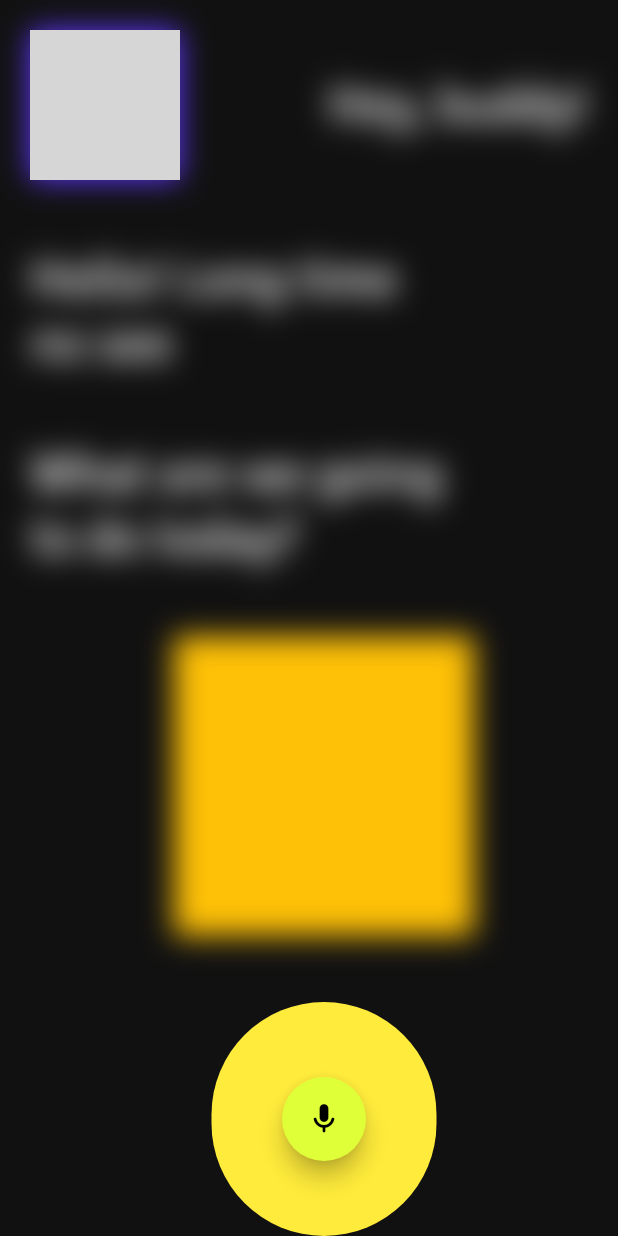
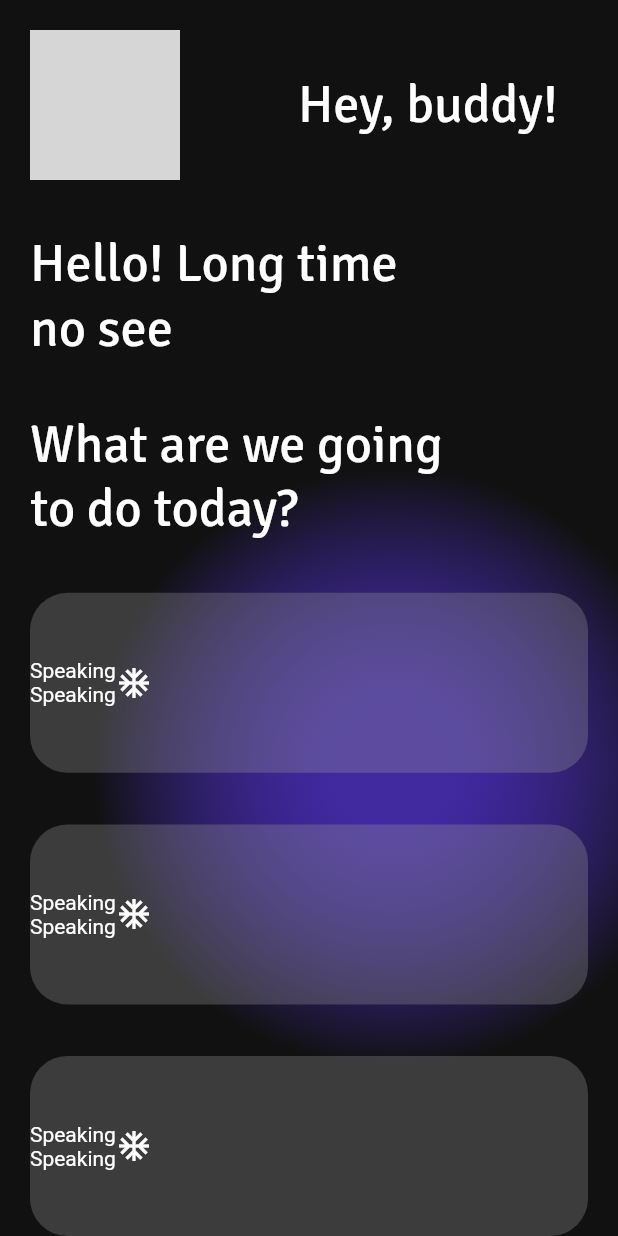
Before and after one commit to EdisonBobadillaChancafe/fluttersamples, a Flutter app: the MainScreenAssistantVoice screen opened by its route, on a phone screen of 412 x 824 dp. Run offline on Flutter 3.47's test engine with Material 2 defaults, Android fonts, the phone set to English and light mode, and no system bars; our stand-ins replace go_router; missing offline and left inert: dart:ffi; network calls fail; grey boxes are pictures that could not be loaded.

Commit message:
First Screen

```diff
--- a/lib/app_clone/assistant_voice/mainscreen.dart
+++ b/lib/app_clone/assistant_voice/mainscreen.dart
@@ -1,3 +1,4 @@
+import 'dart:ffi';
 import 'dart:ui';
 
 import 'package:flutter/material.dart';
@@ -13,10 +14,35 @@ class MainScreenAssistantVoice extends StatelessWidget {
   @override
   Widget build(BuildContext context) {
     return Scaffold(
-      backgroundColor: Config.blackcolor,
       body: SafeArea(
-        child: Padding(
-          padding: EdgeInsets.only(left: 20, top: 20),
+        child: Stack(children: [
+          Stack(
+            children: [
+              Container(
+                width: double.infinity,
+                height: double.infinity,
+                decoration: BoxDecoration(color: Config.blackcolor),
+              ),
+              Positioned(
+                  top: MediaQuery.of(context).size.height / 2 - 100,
+                  right: -50,
+                  width: 400,
+                  height: 400,
+                  child: Container(
+                    decoration: BoxDecoration(
+                        shape: BoxShape.circle,
+                        gradient: RadialGradient(radius: 0.5, colors: [
+                          Config.secundarycolor.withOpacity(0.6),
+                          Config.blackcolor
+                        ], stops: [
+                          0.2,
+                          1
+                        ])),
+                  ))
+            ],
+          ),
+          Padding(
+            padding: EdgeInsets.only(left: 20, top: 20, right: 20),
             child: Column(
               mainAxisAlignment: MainAxisAlignment.spaceBetween,
               children: [
@@ -64,19 +90,20 @@ class MainScreenAssistantVoice extends StatelessWidget {
                         fontSize: 35),
                   ),
                 ),
-              _animationVoice(),
-              BackdropFilter(
-                filter: ImageFilter.blur(sigmaX: 10, sigmaY: 10),
-                child: Container(
+                //_animationVoice(),
+                /*Container(
                     decoration: BoxDecoration(
                         color: Colors.yellow,
                         borderRadius: BorderRadius.all(Radius.circular(100))),
                     width: 150,
-                    child: floatbottonmicrophone()),
-              )
+                    child: floatbottonmicrophone()),*/
+                _transparentsContainers(),
+                _transparentsContainers(),
+                _transparentsContainers()
               ],
             ),
           ),
+        ]),
       ),
     );
   }
@@ -88,4 +115,36 @@ class MainScreenAssistantVoice extends StatelessWidget {
       color: Colors.amber,
     );
   }
+
+  Widget _transparentsContainers() {
+    return Container(
+      width: double.infinity,
+      height: 120,
+      decoration: BoxDecoration(
+        borderRadius: BorderRadius.circular(25),
+        color: Colors.grey.withOpacity(0.3),
+      ),
+      child: Row(
+        children: [
+          Column(
+            mainAxisAlignment: MainAxisAlignment.center,
+            children: [
+              Text(
+                'Speaking',
+                style: TextStyle(color: Colors.white),
+              ),
+              Text(
+                'Speaking',
+                style: TextStyle(color: Colors.white),
+              )
+            ],
+          ),
+          Icon(
+            Icons.ac_unit,
+            color: Colors.white,
+          )
+        ],
+      ),
+    );
   }
+}
```
Lines whose indentation alone changed are shown as unchanged.
